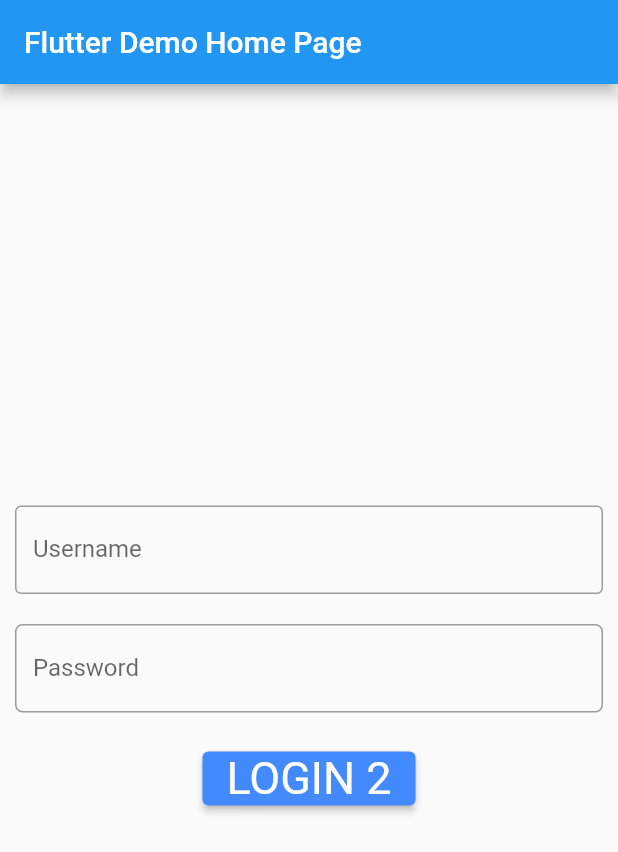
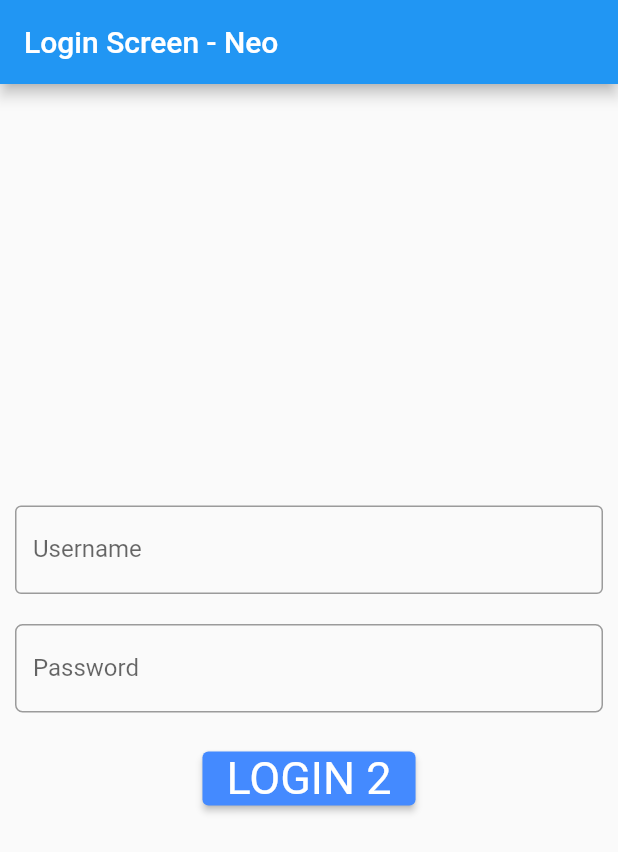
Before and after one commit to vuzzan/neo_study, a Flutter app: the screen it shows after launch, on a phone screen of 412 x 824 dp. Shown: the top 852 px of the screen. Run offline on Flutter 3.47's test engine with Material 2 defaults, Android fonts, the phone set to English and light mode, and no system bars.

Commit message:
Add login screen folder

```diff
--- /dev/null
+++ b/lib/login_screen/login_screen.dart
@@ -0,0 +1,80 @@
+import 'package:flutter/material.dart';
+
+class LoginScreen extends StatefulWidget {
+  const LoginScreen({Key? key}) : super(key: key);
+  static const routeName = '/auth';
+  @override
+  _LoginScreenState createState() => _LoginScreenState();
+}
+
+class _LoginScreenState extends State<LoginScreen> {
+  @override
+  Widget build(BuildContext context) {
+    return Scaffold(
+      appBar: AppBar(
+        // Here we take the value from the MyHomePage object that was created by
+        // the App.build method, and use it to set our appbar title.
+        title: const Text("Login Screen - Neo"),
+      ),
+      body: Center(
+        child: Column(
+          mainAxisAlignment: MainAxisAlignment.center,
+          children: <Widget>[
+            Container(
+                margin: const EdgeInsets.all(10),
+                child: const TextField(
+                  obscureText: false,
+                  decoration: InputDecoration(
+                    border: OutlineInputBorder(),
+                    labelText: 'Username',
+                  ),
+                )),
+            Container(
+                margin: const EdgeInsets.all(10),
+                child: TextField(
+                  obscureText: false,
+                  decoration: InputDecoration(
+                    hintText: "input your password",
+                    border: OutlineInputBorder(
+                      borderSide: const BorderSide(
+                        color: Colors.red,
+                      ),
+                      borderRadius: BorderRadius.circular(5.0),
+                    ),
+                    labelText: 'Password',
+                    hintStyle: const TextStyle(
+                      color: Colors.red,
+                      fontStyle: FontStyle.italic,
+                    ),
+                  ),
+                )),
+            Container(
+                margin: const EdgeInsets.all(10),
+                child: ElevatedButton(
+                  //
+                  // ElevatedButton example in google.
+                  //
+                  style: ElevatedButton.styleFrom(
+                      primary: Colors.blueAccent, // background
+                      onPrimary: Colors.white, // foreground
+                      textStyle: const TextStyle(fontSize: 30)),
+                  onPressed: () {
+                    // function
+                    int x = 10;
+                    x = x + 100;
+                    print("Press button login: x=" + x.toString());
+                    // check username + password.
+                  },
+                  child: Text('LOGIN 2'),
+                ))
+          ],
+        ),
+      ),
+      // floatingActionButton: FloatingActionButton(
+      //   onPressed: _incrementCounter,
+      //   tooltip: 'Increment',
+      //   child: const Icon(Icons.add),
+      // ), // This trailing comma makes auto-formatting nicer for build methods.
+    );
+  }
+}
--- a/lib/main.dart
+++ b/lib/main.dart
@@ -1,4 +1,5 @@
 import 'package:flutter/material.dart';
+import 'package:neo_study/login_screen/login_screen.dart';
 
 void main() {
   runApp(const MyApp());
@@ -48,108 +49,15 @@ class MyHomePage extends StatefulWidget {
 }
 
 class _MyHomePageState extends State<MyHomePage> {
-  int _counter = 0;
-
-  void _incrementCounter() {
-    setState(() {
-      // This call to setState tells the Flutter framework that something has
-      // changed in this State, which causes it to rerun the build method below
-      // so that the display can reflect the updated values. If we changed
-      // _counter without calling setState(), then the build method would not be
-      // called again, and so nothing would appear to happen.
-      _counter++;
-    });
-  }
-
   @override
   Widget build(BuildContext context) {
-    // This method is rerun every time setState is called, for instance as done
-    // by the _incrementCounter method above.
-    //
-    // The Flutter framework has been optimized to make rerunning build methods
-    // fast, so that you can just rebuild anything that needs updating rather
-    // than having to individually change instances of widgets.
-    return Scaffold(
-      appBar: AppBar(
-        // Here we take the value from the MyHomePage object that was created by
-        // the App.build method, and use it to set our appbar title.
-        title: Text(widget.title),
-      ),
-      body: Center(
-        // Center is a layout widget. It takes a single child and positions it
-        // in the middle of the parent.
-        child: Column(
-          // Column is also a layout widget. It takes a list of children and
-          // arranges them vertically. By default, it sizes itself to fit its
-          // children horizontally, and tries to be as tall as its parent.
-          //
-          // Invoke "debug painting" (press "p" in the console, choose the
-          // "Toggle Debug Paint" action from the Flutter Inspector in Android
-          // Studio, or the "Toggle Debug Paint" command in Visual Studio Code)
-          // to see the wireframe for each widget.
-          //
-          // Column has various properties to control how it sizes itself and
-          // how it positions its children. Here we use mainAxisAlignment to
-          // center the children vertically; the main axis here is the vertical
-          // axis because Columns are vertical (the cross axis would be
-          // horizontal).
-          mainAxisAlignment: MainAxisAlignment.center,
-          children: <Widget>[
-            Container(
-                margin: const EdgeInsets.all(10),
-                child: const TextField(
-                  obscureText: false,
-                  decoration: InputDecoration(
-                    border: OutlineInputBorder(),
-                    labelText: 'Username',
-                  ),
-                )),
-            Container(
-                margin: const EdgeInsets.all(10),
-                child: TextField(
-                  obscureText: false,
-                  decoration: InputDecoration(
-                    hintText: "input your password",
-                    border: OutlineInputBorder(
-                      borderSide: const BorderSide(
-                        color: Colors.red,
-                      ),
-                      borderRadius: BorderRadius.circular(5.0),
-                    ),
-                    labelText: 'Password',
-                    hintStyle: const TextStyle(
-                      color: Colors.red,
-                      fontStyle: FontStyle.italic,
-                    ),
-                  ),
-                )),
-            Container(
-                margin: const EdgeInsets.all(10),
-                child: ElevatedButton(
-                  //
-                  // ElevatedButton example in google.
-                  //
-                  style: ElevatedButton.styleFrom(
-                      primary: Colors.blueAccent, // background
-                      onPrimary: Colors.white, // foreground
-                      textStyle: const TextStyle(fontSize: 30)),
-                  onPressed: () {
-                    // function
-                    int x = 10;
-                    x = x + 100;
-                    print("Press button login: x=" + x.toString());
-                    // check username + password.
-                  },
-                  child: Text('LOGIN 2'),
-                ))
-          ],
-        ),
-      ),
-      // floatingActionButton: FloatingActionButton(
-      //   onPressed: _incrementCounter,
-      //   tooltip: 'Increment',
-      //   child: const Icon(Icons.add),
-      // ), // This trailing comma makes auto-formatting nicer for build methods.
+    return MaterialApp(
+      title: 'Neo Study',
+      initialRoute: LoginScreen.routeName,
+      routes: {
+        LoginScreen.routeName: (context) => const LoginScreen(),
+        //DashboardScreen.routeName: (context) => const DashboardScreen(),
+      },
     );
   }
 }
```
